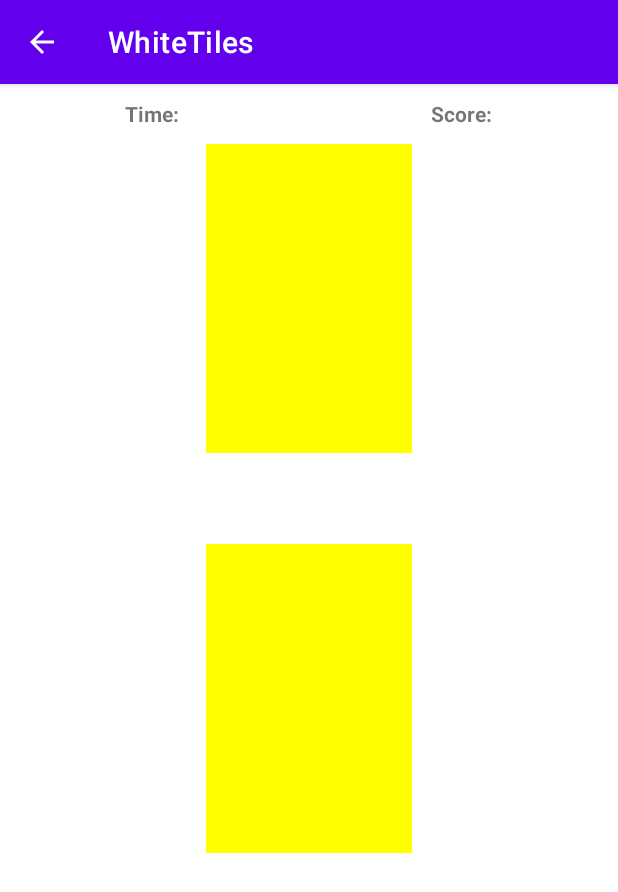
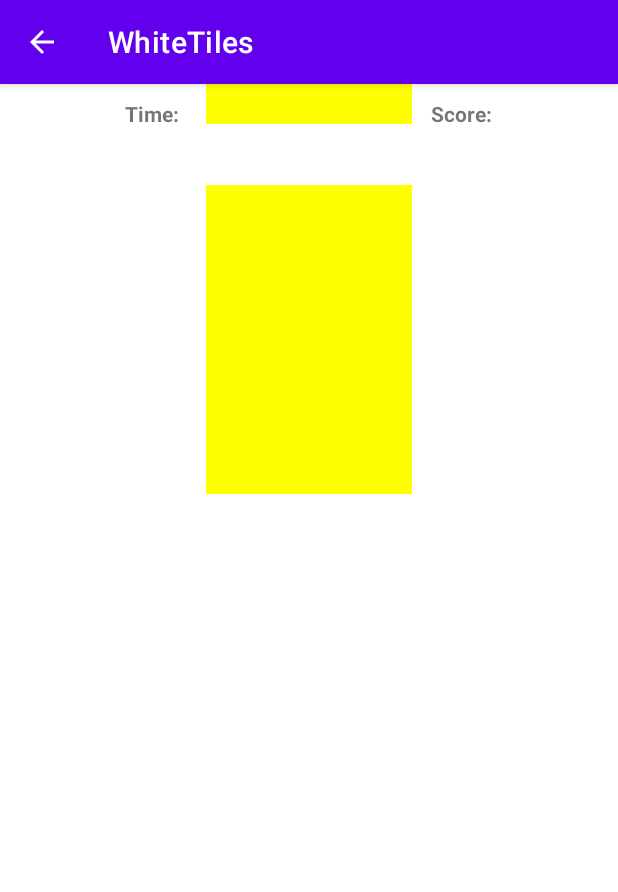
Before and after one commit to Dominte/AndroidTest, an Android app: the PlayActivity screen opened directly, with no data from a screen before it, after a tap on "START", on a phone screen of 412 x 824 dp. Shown: the top 892 px of the screen. Run offline under Robolectric (Android 15) with nearby library versions, the light colour scheme and no system bars.

Commit message:
Created if case for 2 tiles on same row

```diff
--- a/WhiteTiles/app/src/main/java/com/example/whitetiles/PlayActivity.java
+++ b/WhiteTiles/app/src/main/java/com/example/whitetiles/PlayActivity.java
@@ -26,7 +26,7 @@ public class PlayActivity extends AppCompatActivity {
     private int height;
     private int width;
     public ArrayList<ImageView> tileList;
-    private int interval = 2000;
+    private int interval = 1999;
     private Handler mHandler;
     private Handler tHandler;
     RelativeLayout layout;
@@ -39,7 +39,13 @@ public class PlayActivity extends AppCompatActivity {
 
         SharedPreferences sharedPreferences = getSharedPreferences("my_prefs",MODE_PRIVATE);
         numberOfTiles = Integer.parseInt(sharedPreferences.getString("list_tiles","3"));
+        System.out.println("Number of tiles " + numberOfTiles);
         startingSpeed = Integer.parseInt(sharedPreferences.getString("list_speed","0"));
+
+        if (startingSpeed == 0)
+            startingSpeed = 10;
+        else
+            startingSpeed =15;
 
         //https://stackoverflow.com/questions/4743116/get-screen-width-and-height-in-android
         DisplayMetrics displayMetrics = new DisplayMetrics();
@@ -77,7 +83,19 @@ public class PlayActivity extends AppCompatActivity {
             }
         });
     }
-    public ImageView AddTile(int row,RelativeLayout layout,int color){
+    public void AddTile(int row,RelativeLayout layout,int color){
+
+        for(int i = 0 ; i<tileList.size();i++){
+            float tileX = tileList.get(i).getX();
+            float tileY = tileList.get(i).getY();
+
+            if((int)tileX == (int)width/numberOfTiles*row){
+                if(tileY < 0)
+                    return;
+            }
+
+        }
+
         ImageView imageView = new ImageView(this);
         if(color==0){
             imageView.setBackgroundColor(Color.BLACK);}
@@ -85,12 +103,11 @@ public class PlayActivity extends AppCompatActivity {
             imageView.setBackgroundColor(Color.YELLOW);
         }
         imageView.setLayoutParams(new LinearLayout.LayoutParams(width/numberOfTiles,height/4));
-        imageView.setX((width/numberOfTiles)*(row-1));
-        imageView.setY(0);
+        imageView.setX((int)(width/numberOfTiles)*(row));
+        imageView.setY((int)(-height/4));
         layout.addView(imageView);
 
-
-        return imageView;
+        tileList.add(imageView);
     }
 
 
@@ -100,6 +117,7 @@ public class PlayActivity extends AppCompatActivity {
         super.onDestroy();
         stopRepeatingTask();
         stopTileDropTask();
+        tileList.clear();
     }
 
     Runnable mStatusChecker = new Runnable() {
@@ -107,19 +125,17 @@ public class PlayActivity extends AppCompatActivity {
         public void run() {
             mHandler.postDelayed(mStatusChecker, interval);
             Random rn = new Random();
-            tileList.add(AddTile(rn.nextInt(numberOfTiles+1),layout,rn.nextInt(2)));
-
-
+            AddTile(rn.nextInt(numberOfTiles),layout,rn.nextInt(2));
         }
     };
 
     Runnable DropTile = new Runnable() {
         @Override
         public void run() {
-            tHandler.postDelayed(DropTile,100);
+            tHandler.postDelayed(DropTile,51);
             for(int i = 0 ; i<tileList.size();i++){
                 ImageView imageView = tileList.get(i);
-                imageView.setY(tileList.get(i).getY()+20);
+                imageView.setY(tileList.get(i).getY()+10);
 
             }
         }
@@ -141,4 +157,11 @@ public class PlayActivity extends AppCompatActivity {
         tHandler.removeCallbacks(DropTile);
     }
 
+    void startTimer(){
+
+    }
+
+    void stopTimer(){
+
+    }
 }
```
